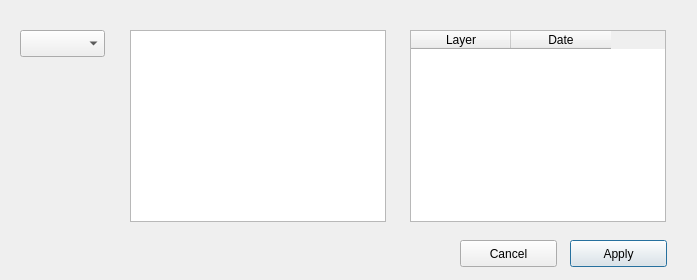
Before: the Qt Designer form settings.ui in kevinaubert/ChangementViewer, drawn with Qt 5.
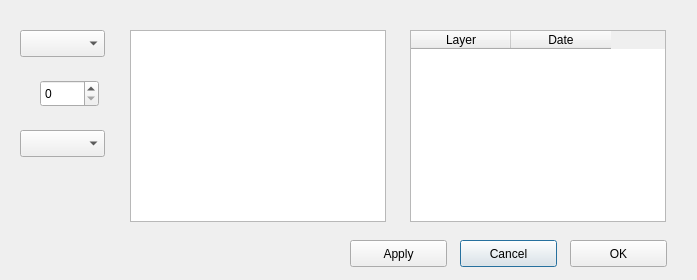
After: the same form once the commit is applied.

Commit message: Time slider

```diff
--- a/settings.ui
+++ b/settings.ui
@@ -39,7 +39,7 @@
   <widget class="QPushButton" name="btnApply">
    <property name="geometry">
     <rect>
-     <x>570</x>
+     <x>350</x>
      <y>240</y>
      <width>97</width>
      <height>27</height>
@@ -48,6 +48,12 @@
    <property name="text">
     <string>Apply</string>
    </property>
+   <property name="autoDefault">
+    <bool>true</bool>
+   </property>
+   <property name="default">
+    <bool>false</bool>
+   </property>
   </widget>
   <widget class="QPushButton" name="btnCancel">
    <property name="geometry">
@@ -61,6 +67,15 @@
    <property name="text">
     <string>Cancel</string>
    </property>
+   <property name="autoDefault">
+    <bool>false</bool>
+   </property>
+   <property name="default">
+    <bool>true</bool>
+   </property>
+   <property name="flat">
+    <bool>false</bool>
+   </property>
   </widget>
   <widget class="QTableWidget" name="tabSelectedFields">
    <property name="geometry">
@@ -88,6 +103,39 @@
     </property>
    </column>
   </widget>
+  <widget class="QSpinBox" name="snbClasses">
+   <property name="geometry">
+    <rect>
+     <x>40</x>
+     <y>80</y>
+     <width>59</width>
+     <height>27</height>
+    </rect>
+   </property>
+  </widget>
+  <widget class="QComboBox" name="cmbMode">
+   <property name="geometry">
+    <rect>
+     <x>20</x>
+     <y>130</y>
+     <width>85</width>
+     <height>27</height>
+    </rect>
+   </property>
+  </widget>
+  <widget class="QPushButton" name="btnOk">
+   <property name="geometry">
+    <rect>
+     <x>570</x>
+     <y>240</y>
+     <width>97</width>
+     <height>27</height>
+    </rect>
+   </property>
+   <property name="text">
+    <string>OK</string>
+   </property>
+  </widget>
  </widget>
  <resources/>
  <connections/>
```
The commit also changes 5 other files.
